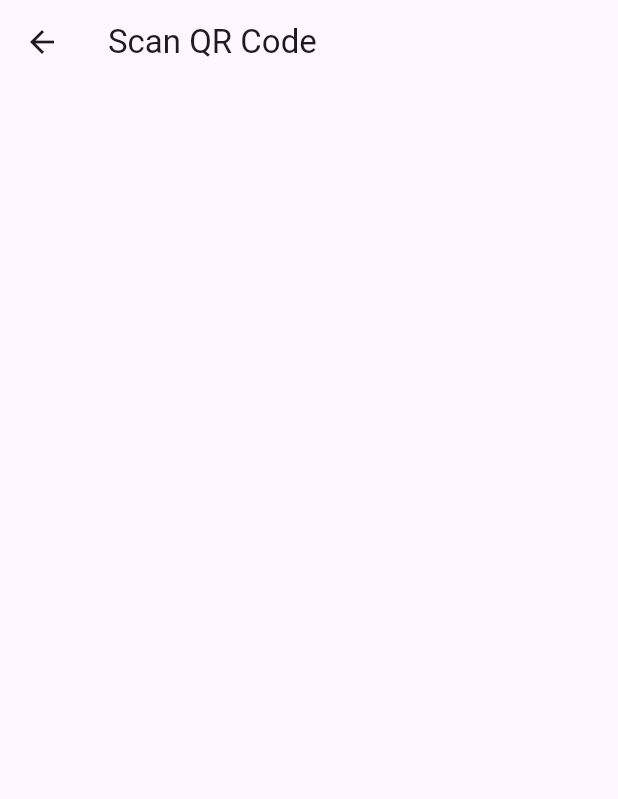
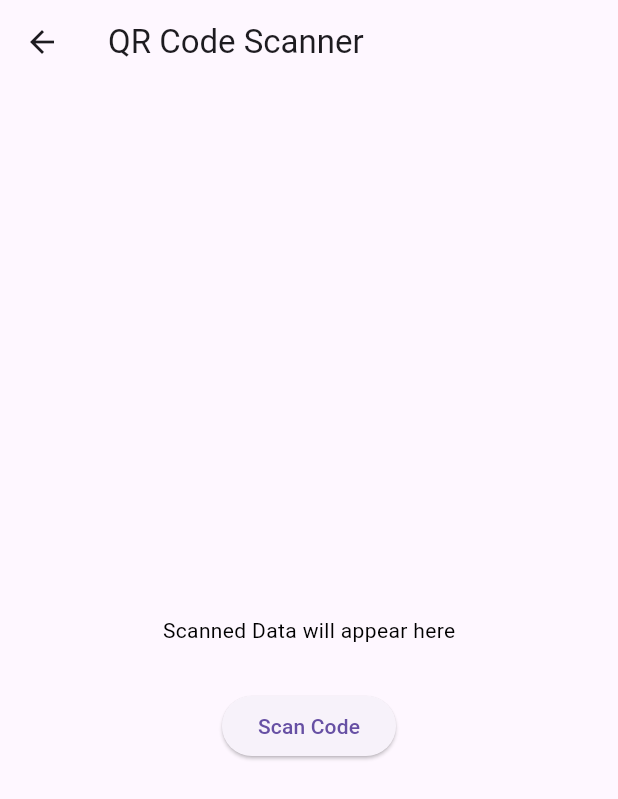
Before and after one commit to AyeshaSharif-dev/To_Do_app, a Flutter app: the screen it shows after launch, after a tap on "Scan QR Code", on a phone screen of 412 x 824 dp. Shown: the top 799 px of the screen. Run offline on Flutter 3.47's test engine with Material 3 defaults, Android fonts, the phone set to English and light mode, and no system bars; our stand-ins replace qr_flutter; missing offline and left inert: flutter_barcode_scanner.

Commit message:
Add scan Qr code

```diff
--- a/lib/generate_qr_code.dart
+++ b/lib/generate_qr_code.dart
@@ -44,7 +44,9 @@ class _GenerateQRCodeState extends State<GenerateQRCode> {
                 height: 10,
               ),
               ElevatedButton(
-                  onPressed: () {},
+                  onPressed: () {setState(() {
+                     qrData = urlController.text;
+                  });},
                   child: Text("Generate QR Code"))
             ],
           ),
--- a/lib/main.dart
+++ b/lib/main.dart
@@ -32,23 +32,30 @@ class _HomePageState extends State<HomePage> {
   Widget build(BuildContext context) {
     return Scaffold(
       appBar: AppBar(
-        title: Text("QR code Scanner and generator"),backgroundColor: Colors.blue,),
+        title: Text("QR code Scanner and generator"),
+        backgroundColor: Colors.blue,
+      ),
       body: Center(
         child: Column(
           mainAxisAlignment: MainAxisAlignment.center,
           children: [
-              ElevatedButton(onPressed: (){
+            ElevatedButton(
+                onPressed: () {
+                  Navigator.of(context).push(
+                      MaterialPageRoute(builder: (context) => ScanQrCode()));
+                },
+                child: Text("Scan QR Code")),
+            SizedBox(
+              height: 40,
+            ),
+            ElevatedButton(
+                onPressed: () {
                   setState(() {
-                  Navigator.of(context).push(MaterialPageRoute(builder: (context)=>ScanQrCode()));
+                    Navigator.of(context).push(MaterialPageRoute(
+                        builder: (context) => GenerateQRCode()));
                   });
-              }, child: Text("Scan QR Code")),
-              SizedBox(height: 40,),
-
-              ElevatedButton(onPressed: (){
-                setState(() {
-                  Navigator.of(context).push(MaterialPageRoute(builder: (context)=>GenerateQRCode()));
-                });
-              }, child: Text("Generate QR Code"))
+                },
+                child: Text("Generate QR Code"))
           ],
         ),
       ),
--- a/lib/scan_qr_code.dart
+++ b/lib/scan_qr_code.dart
@@ -1,4 +1,7 @@
 import 'package:flutter/material.dart';
+import 'package:flutter/services.dart';
+import 'package:flutter_barcode_scanner/flutter_barcode_scanner.dart';
+import 'package:qr_flutter/qr_flutter.dart';
 
 class ScanQrCode extends StatefulWidget {
   const ScanQrCode({super.key});
@@ -8,9 +11,32 @@ class ScanQrCode extends StatefulWidget {
 }
 
 class _ScanQrCodeState extends State<ScanQrCode> {
+  String qrResult= "Scanned Data will appear here";
+  Future<void>scanQR()async{
+    try{
+      final QrCode = await FlutterBarcodeScanner.scanBarcode("#ff6666", "Cancel",true, ScanMode.QR);
+      if(!mounted)return;
+      setState(() {
+        this.qrResult =QrCode.toString();
+      });
+    }on PlatformException{
+      qrResult="Fail to read QR Code";
+    }
+  }
   @override
   Widget build(BuildContext context) {
-    return Scaffold(appBar: AppBar(title: Text("Scan QR Code"),),
+    return Scaffold(appBar: AppBar(title: Text("QR Code Scanner"),),
+    body:Center(
+      child: Column(
+        mainAxisAlignment: MainAxisAlignment.center,
+        children: [
+          SizedBox(height: 38,),
+          Text("$qrResult",style: TextStyle(color: Colors.black),),
+          SizedBox(height: 30,),
+          ElevatedButton(onPressed: scanQR, child: Text("Scan Code"))
+        ],
+      ),
+    ) ,
 
     );
   }
```
Lines whose indentation alone changed are shown as unchanged.
